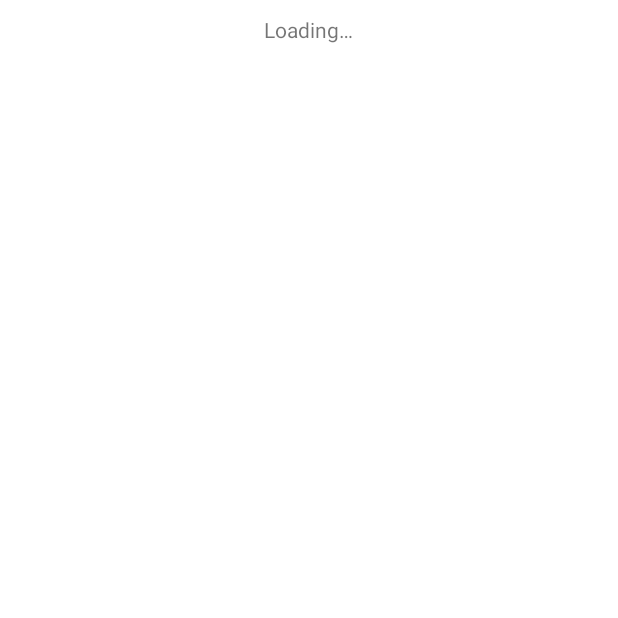
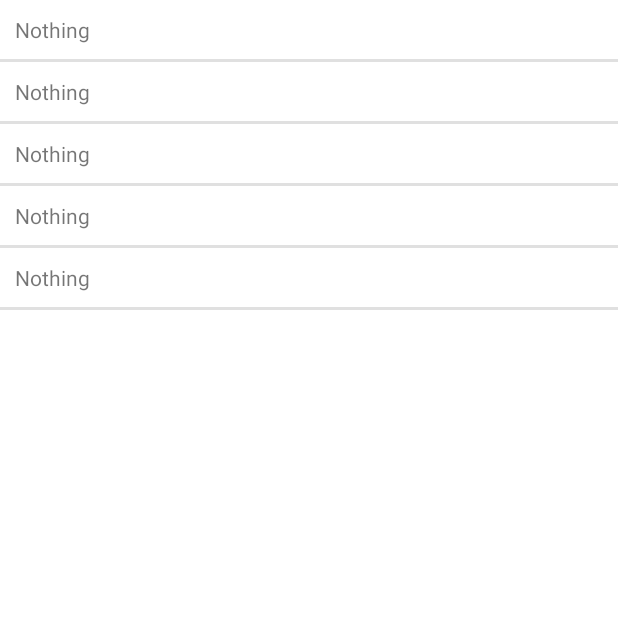
Before and after one commit to jangomes/ShoppinKotlin, an Android app: the screen it shows after launch once a user with an empty profile is signed in (MainActivity), on a phone screen of 412 x 824 dp, the top half of it. Before the commit the part shown is almost empty. Run offline under Robolectric (Android 15) with nearby library versions, the phone set to English and light mode, and no system bars; our stand-ins replace Firebase (no records; nobody signed in at launch, a user with empty details on screens opened directly); 1 statement that could not run was skipped.

Commit message:
RecyclerView
Get request

```diff
--- a/app/src/main/AndroidManifest.xml
+++ b/app/src/main/AndroidManifest.xml
@@ -29,7 +29,6 @@
             android:name=".MainActivity"
             android:exported="true">
         </activity>
-        <activity android:name=".PostActivity"/>
     </application>
 
 </manifest>
--- a/app/src/main/java/com/janaina/shoppinkotlin/MainActivity.kt
+++ b/app/src/main/java/com/janaina/shoppinkotlin/MainActivity.kt
@@ -2,10 +2,52 @@ package com.janaina.shoppinkotlin
 
 import androidx.appcompat.app.AppCompatActivity
 import android.os.Bundle
+import android.util.Log
+import android.widget.Toast
+import androidx.recyclerview.widget.LinearLayoutManager
+import kotlinx.android.synthetic.main.activity_main.*
+import okhttp3.Call
+import okhttp3.Callback
+import okhttp3.Request
+import okhttp3.Response
+import java.io.IOException
 
 class MainActivity : AppCompatActivity() {
     override fun onCreate(savedInstanceState: Bundle?) {
         super.onCreate(savedInstanceState)
         setContentView(R.layout.activity_main)
+        //eu coloquei no content view, mas posso excluir e colocar entre parenteses na primeira linha
+
+        posts_recycler_view.layoutManager = LinearLayoutManager(this)
+        posts_recycler_view.adapter = PostsAdapter(this)
+
+
+        makeRequest()
     }
+
+    //to add gson
+
+    private fun makeRequest(){
+
+        val url = "https://fakestoreapi.com/products"
+        val client = okhttp3.OkHttpClient()
+        val request = Request.Builder().url(url).build()
+        client.newCall(request).enqueue(object: Callback{
+            override fun onFailure(call: Call, e: IOException) {
+                Log.i(MAIN_ACTIVITY_LOGKEY, "it Failed ${e.message}" )
+            }
+
+            override fun onResponse(call: Call, response: Response) {
+              if (response.isSuccessful && response.body != null){
+                  val responseBody = response.body!!.string()
+                  Log.i(MAIN_ACTIVITY_LOGKEY, "response received $responseBody" )
+              }else{
+                  Log.i(MAIN_ACTIVITY_LOGKEY, "response code: ${response.code}" )              }
+            }
+
+        })
+
+
+    }
+
 }
--- /dev/null
+++ b/app/src/main/java/com/janaina/shoppinkotlin/PostViewHolder.kt
@@ -0,0 +1,10 @@
+package com.janaina.shoppinkotlin
+
+import android.view.View
+import androidx.recyclerview.widget.RecyclerView
+
+
+class PostViewHolder(v : View) : RecyclerView.ViewHolder(v){
+
+
+}
--- /dev/null
+++ b/app/src/main/java/com/janaina/shoppinkotlin/PostsAdapter.kt
@@ -0,0 +1,30 @@
+package com.janaina.shoppinkotlin
+
+import android.content.Context
+import android.view.LayoutInflater
+import android.view.ViewGroup
+import android.widget.TextView
+import androidx.recyclerview.widget.RecyclerView
+
+class PostsAdapter (private val context : Context): RecyclerView.Adapter<PostViewHolder>(){
+
+    override fun onCreateViewHolder(parent: ViewGroup, viewType: Int): PostViewHolder {
+        val inflater: LayoutInflater = LayoutInflater.from(parent.context)
+        val view = inflater.inflate(R.layout.template_category,parent, false)
+        return PostViewHolder(view)
+
+
+    }
+
+    override fun onBindViewHolder(holder: PostViewHolder, position: Int) {
+      val postContent = holder.itemView.findViewById<TextView>(R.id.text_category)
+        postContent.text = "Nothing"
+    }
+
+    override fun getItemCount(): Int {
+        return 5
+    }
+
+
+
+}
--- a/app/src/main/res/layout/activity_main.xml
+++ b/app/src/main/res/layout/activity_main.xml
@@ -7,16 +7,7 @@
     android:layout_height="match_parent"
     tools:context=".MainActivity">
 
-    <TextView
-        android:id="@+id/loading_text"
-        android:layout_gravity="center"
-        android:layout_width="wrap_content"
-        android:layout_height="wrap_content"
-        android:text="@string/activity_post_loading"
-        android:padding="10dp"/>
-
     <androidx.recyclerview.widget.RecyclerView
-        android:visibility="gone"
         android:id="@+id/posts_recycler_view"
         android:layout_width="match_parent"
         android:layout_height="match_parent"/>
--- a/app/src/main/res/values/strings.xml
+++ b/app/src/main/res/values/strings.xml
@@ -3,8 +3,12 @@
 
 
     <string name="activity_post_loading">Loading…</string>
+    <string name="product_details">Product Details:</string>
 
 
+    <string name="string1">Men</string>
+    <string name="string2">Woman</string>
+    <string name="string3">babe</string>
 
 
 </resources>
--- a/app/src/main/res/values/themes.xml
+++ b/app/src/main/res/values/themes.xml
@@ -1,6 +1,6 @@
 <resources xmlns:tools="http://schemas.android.com/tools">
     <!-- Base application theme. -->
-    <style name="Theme.ShoppinKotlin" parent="Theme.MaterialComponents.DayNight.NoActionBar">
+    <style name="Theme.ShoppinKotlin" parent="Theme.MaterialComponents.Light.NoActionBar">
         <!-- Primary brand color. -->
         <item name="colorPrimary">@color/purple_500</item>
         <item name="colorPrimaryVariant">@color/purple_700</item>
```
Also changed, not shown: app/build.gradle (+9 -0 lines), app/src/main/java/com/janaina/shoppinkotlin/PostActivity.kt (deleted, +0 -12 lines), app/src/main/res/layout/activity_product.xml (added, +65 -0 lines), app/src/main/res/layout/template_product_view.xml (added, +65 -0 lines), app/src/main/res/drawable/default_product_image.png (added).
